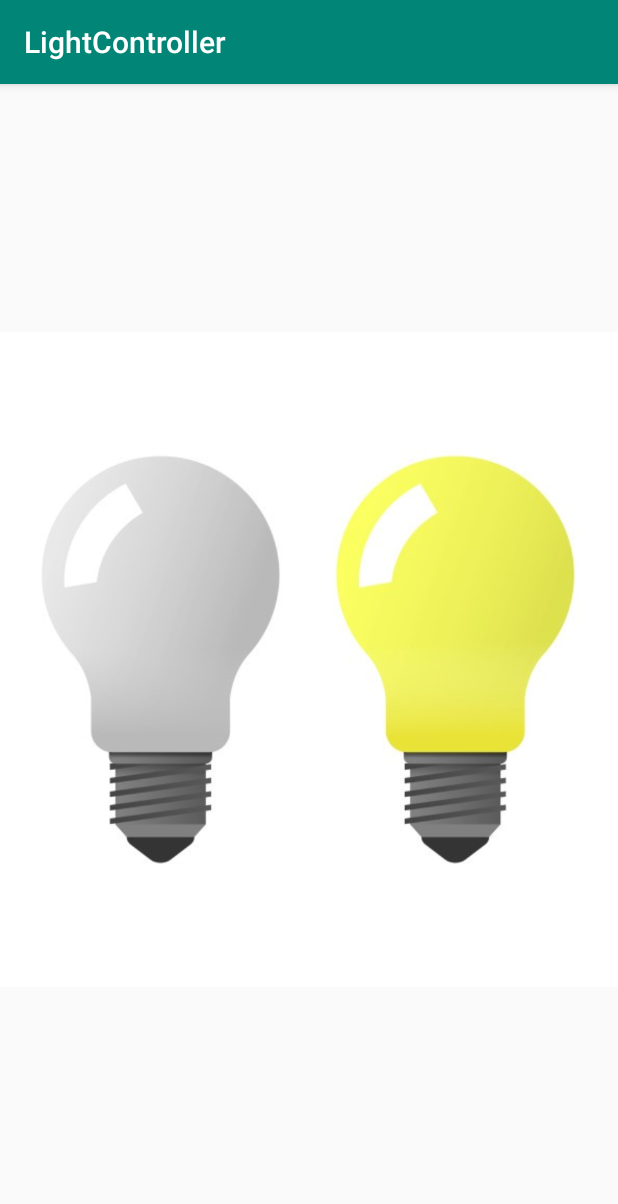
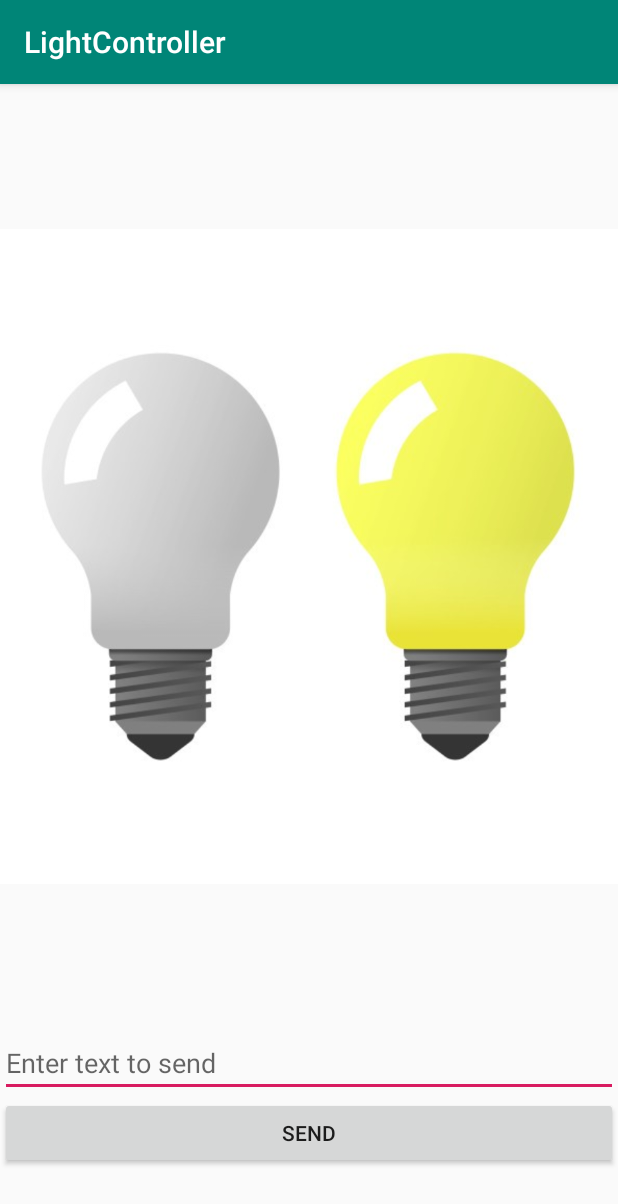
Before and after one commit to codebrust/Light-Controller, an Android app: the screen it shows after launch (MainActivity), on a phone screen of 412 x 824 dp. Shown: the top 1204 px of the screen. Run offline under Robolectric (Android 15) with nearby library versions, the phone set to English and light mode, and no system bars.

Commit message:
Custom Data Sending

```diff
--- a/app/src/main/java/com/suresh/lightcontroller/MainActivity.java
+++ b/app/src/main/java/com/suresh/lightcontroller/MainActivity.java
@@ -7,33 +7,45 @@ import android.util.Log;
 import android.view.Menu;
 import android.view.MenuItem;
 import android.view.View;
+import android.widget.Button;
+import android.widget.EditText;
 import android.widget.ImageView;
 
 public class MainActivity extends AppCompatActivity {
     private static final String TAG = "MainActivity";
+
+    EditText text_data;
+    Button btn_Send;
 
     @Override
     protected void onCreate(Bundle savedInstanceState) {
         super.onCreate(savedInstanceState);
         setContentView(R.layout.activity_main);
 
+        text_data = findViewById(R.id.text_data);
+        btn_Send = findViewById(R.id.btn_send);
+
         ImageView lightIcon = (ImageView) findViewById(R.id.light_icon);
         lightIcon.setOnClickListener(new View.OnClickListener() {
             @Override
             public void onClick(View v) {
                 //TODO - add action
+                try {
+                    new MQTTClient().publishToMQTT();
+                } catch (Exception ex) {
+                    Log.e(TAG, ex.getMessage());
+                }
+            }
+        });
 
-
-                try {
-
-                    new MQTTClient().publishToMQTT();
-
-                } catch (Exception ex) {
-
-                    Log.e(TAG, ex.getMessage());
-
+        btn_Send.setOnClickListener(new View.OnClickListener() {
+            @Override
+            public void onClick(View view) {
+                try{
+                    new MQTTClient().publishToMQTT(text_data.getText().toString());
+                }catch (Exception ex){
+                    Log.e(TAG,ex.getMessage());
                 }
-
             }
         });
 
--- a/app/src/main/res/layout/content_main.xml
+++ b/app/src/main/res/layout/content_main.xml
@@ -1,9 +1,10 @@
 <?xml version="1.0" encoding="utf-8"?>
-<RelativeLayout xmlns:android="http://schemas.android.com/apk/res/android"
+<LinearLayout xmlns:android="http://schemas.android.com/apk/res/android"
     xmlns:app="http://schemas.android.com/apk/res-auto"
     xmlns:tools="http://schemas.android.com/tools"
     android:layout_width="match_parent"
     android:layout_height="match_parent"
+    android:orientation="vertical"
     app:layout_behavior="@string/appbar_scrolling_view_behavior"
     tools:context=".MainActivity"
     tools:showIn="@layout/activity_main">
@@ -15,5 +16,16 @@
         android:layout_height="wrap_content"
         android:layout_centerHorizontal="true"
         android:layout_centerVertical="true"
+        android:visibility="visible"
         />
-</RelativeLayout>
+    <EditText
+        android:id="@+id/text_data"
+        android:layout_width="match_parent"
+        android:layout_height="wrap_content"
+        android:hint="Enter text to send"/>
+    <Button
+        android:id="@+id/btn_send"
+        android:layout_width="match_parent"
+        android:layout_height="wrap_content"
+        android:text="Send"/>
+</LinearLayout>
```
Also changed, not shown: app/src/main/java/com/suresh/lightcontroller/MQTTClient.java (+8 -2 lines).
